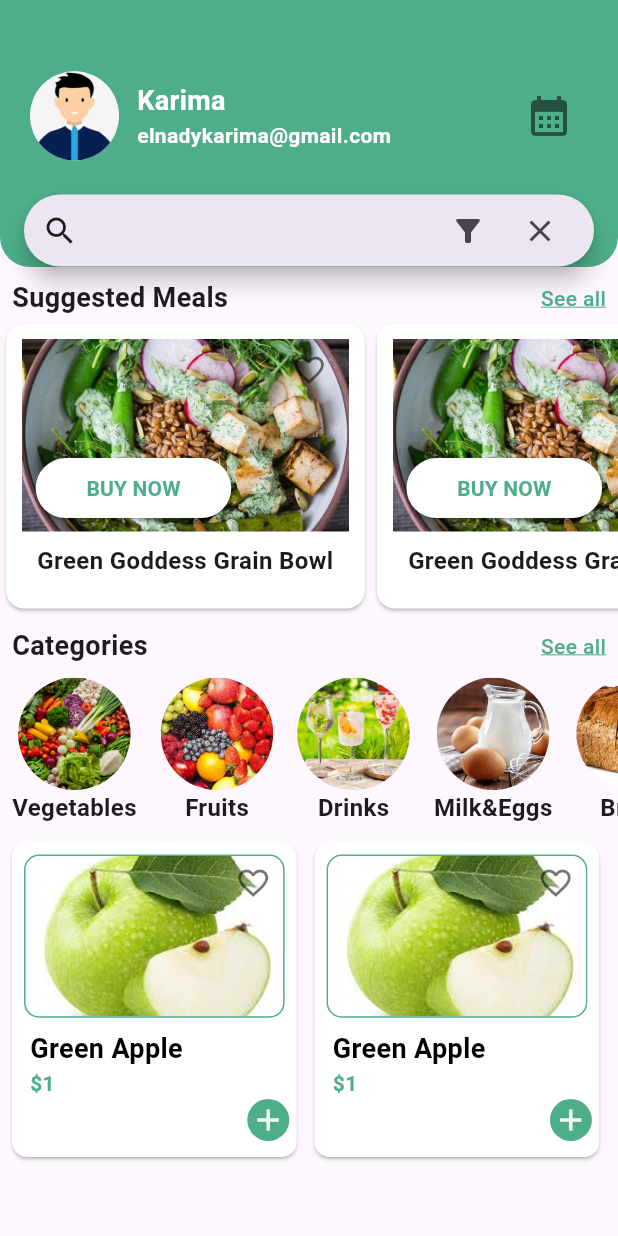
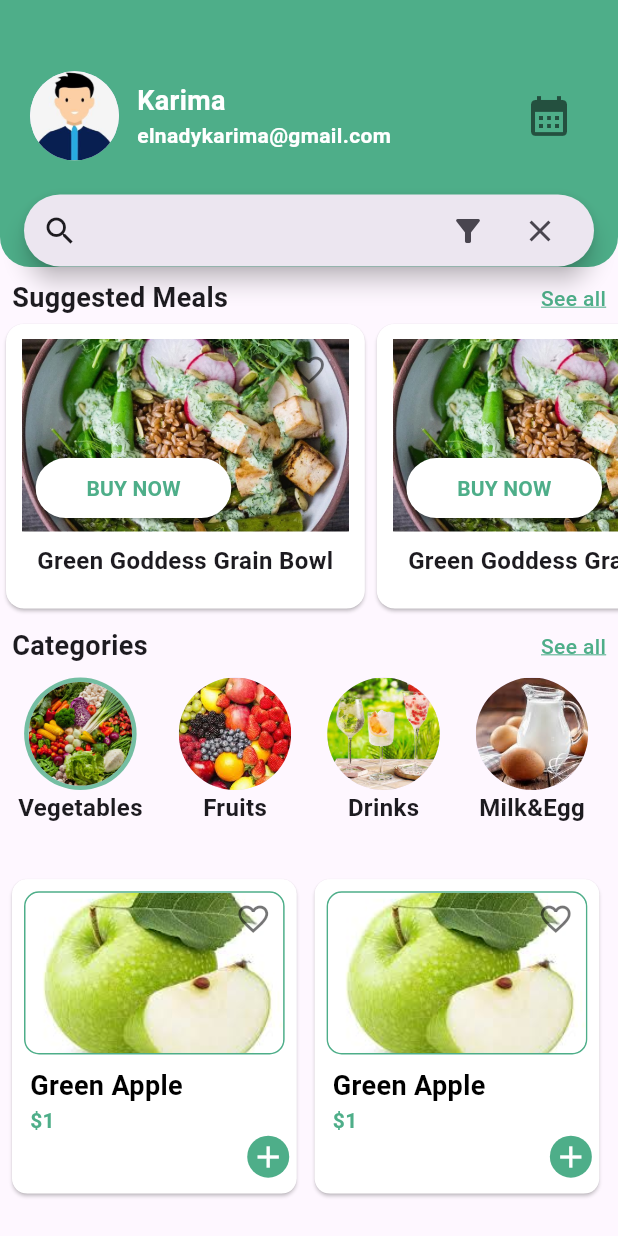
Before and after one commit to KarimaMahmoud626/Meal-Planning-App, a Flutter app: the HomeView screen opened directly, on a phone screen of 412 x 824 dp. Run offline on Flutter 3.47's test engine with Material 3 defaults, Android fonts, the phone set to English and light mode, and no system bars; our stand-ins replace cloud_firestore, dartz, dots_indicator, firebase_auth, firebase_core, flutter_bloc and 3 more; missing offline and left inert: flutter_facebook_auth, font_awesome_icon_class; accounts and stored records are empty.

Commit message:
home view ui is done

```diff
--- a/lib/features/home/presentation/pages/grocerry/home_view.dart
+++ b/lib/features/home/presentation/pages/grocerry/home_view.dart
@@ -1,5 +1,4 @@
 import 'package:flutter/material.dart';
-import 'package:meal_planning_app/core/utils/size_config.dart';
 import 'package:meal_planning_app/features/home/presentation/pages/grocerry/widgets/custom_app_bar.dart';
 import 'package:meal_planning_app/features/home/presentation/pages/grocerry/widgets/home_view_body.dart';
 
@@ -8,7 +7,6 @@
 
   @override
   Widget build(BuildContext context) {
-    SizeConfig().init(context);
     return Scaffold(body: HomeViewBody(), appBar: CustomAppBar());
   }
 }
--- a/lib/features/home/presentation/pages/grocerry/widgets/category_button.dart
+++ b/lib/features/home/presentation/pages/grocerry/widgets/category_button.dart
@@ -3,20 +3,45 @@
 class CategoryButton extends StatelessWidget {
   const CategoryButton({
     super.key,
-    this.onTap,
     required this.categoryName,
     required this.image,
+    required this.isPicked,
   });
 
-  final void Function()? onTap;
   final String categoryName;
   final String image;
+  final bool isPicked;
 
   @override
   Widget build(BuildContext context) {
-    return GestureDetector(
-      onTap: onTap,
-      child: Padding(
+    return isPicked
+        ? Padding(
+          padding: const EdgeInsets.all(8.0),
+          child: Column(
+            children: [
+              CircleAvatar(
+                backgroundColor: Color.fromARGB(200, 78, 174, 137),
+                radius: 37.5,
+                child: CircleAvatar(
+                  radius: 34.5,
+                  child: ClipOval(
+                    child: Image.asset(
+                      image,
+                      fit: BoxFit.cover,
+                      width: 75,
+                      height: 75,
+                    ),
+                  ),
+                ),
+              ),
+              Text(
+                categoryName,
+                style: TextStyle(fontSize: 16, fontWeight: FontWeight.bold),
+              ),
+            ],
+          ),
+        )
+        : Padding(
           padding: const EdgeInsets.all(8.0),
           child: Column(
             children: [
@@ -37,7 +62,6 @@
               ),
             ],
           ),
-      ),
         );
   }
 }
--- a/lib/features/home/presentation/pages/grocerry/widgets/grocerry_categories_view.dart
+++ b/lib/features/home/presentation/pages/grocerry/widgets/grocerry_categories_view.dart
@@ -1,41 +1,56 @@
 import 'package:flutter/material.dart';
+import 'package:meal_planning_app/core/utils/size_config.dart';
 import 'package:meal_planning_app/features/home/presentation/pages/grocerry/widgets/category_button.dart';
 
-class GrocerryCategoriesView extends StatelessWidget {
+class GrocerryCategoriesView extends StatefulWidget {
   const GrocerryCategoriesView({super.key});
 
   @override
+  State<GrocerryCategoriesView> createState() => _GrocerryCategoriesViewState();
+}
+
+class _GrocerryCategoriesViewState extends State<GrocerryCategoriesView> {
+  int buttonIndex = 0;
+  List<String> categoryImageList = [
+    'assets/images/vegetables.jpg',
+    'assets/images/fruits.jpeg',
+    'assets/images/drinks.jpeg',
+    'assets/images/milk.jpeg',
+    'assets/images/bread.jpeg',
+    'assets/images/protein.jpeg',
+  ];
+  List<String> categoryNameList = [
+    'Vegetables',
+    'Fruits',
+    'Drinks',
+    'Milk&Egg',
+    'Bread',
+    'Animal Protein',
+  ];
+
+  @override
   Widget build(BuildContext context) {
-    return SingleChildScrollView(
-      scrollDirection: Axis.horizontal,
-      child: Row(
-        children: [
-          CategoryButton(
-            onTap: () {},
-            categoryName: 'Vegetables',
-            image: 'assets/images/vegetables.jpg',
-          ),
-          CategoryButton(
-            categoryName: 'Fruits',
-            image: 'assets/images/fruits.jpeg',
-          ),
-          CategoryButton(
-            categoryName: 'Drinks',
-            image: 'assets/images/drinks.jpeg',
-          ),
-          CategoryButton(
-            categoryName: 'Milk&Eggs',
-            image: 'assets/images/milk.jpeg',
-          ),
-          CategoryButton(
-            categoryName: 'Bread',
-            image: 'assets/images/bread.jpeg',
-          ),
-          CategoryButton(
-            categoryName: 'Animal Protein',
-            image: 'assets/images/protein.jpeg',
-          ),
-        ],
+    return SizedBox(
+      height: SizeConfig.defaultSize! * 14,
+      child: ListView.builder(
+        itemCount: 6,
+        scrollDirection: Axis.horizontal,
+        itemBuilder: (context, index) {
+          return Padding(
+            padding: const EdgeInsets.symmetric(horizontal: 4.0),
+            child: GestureDetector(
+              onTap: () {
+                buttonIndex = index;
+                setState(() {});
+              },
+              child: CategoryButton(
+                isPicked: buttonIndex == index,
+                categoryName: categoryNameList[index],
+                image: categoryImageList[index],
+              ),
+            ),
+          );
+        },
       ),
     );
   }
--- a/pubspec.yaml
+++ b/pubspec.yaml
@@ -28,7 +28,7 @@
 # the latest version available on pub.dev. To see which dependencies have newer
 # versions available, run `flutter pub outdated`.
 dependencies:
-  bloc: ^9.0.0
+  bloc: ^9.0.1
   cloud_firestore: ^6.0.1
   cupertino_icons: ^1.0.8
   dartz: ^0.10.1
```
Also changed, not shown: lib/features/home/domain/models/grocerry_item_model.dart (added), lib/features/home/domain/models/suggested_meal_model.dart (added), pubspec.lock. Lines whose indentation alone changed are shown as unchanged.
